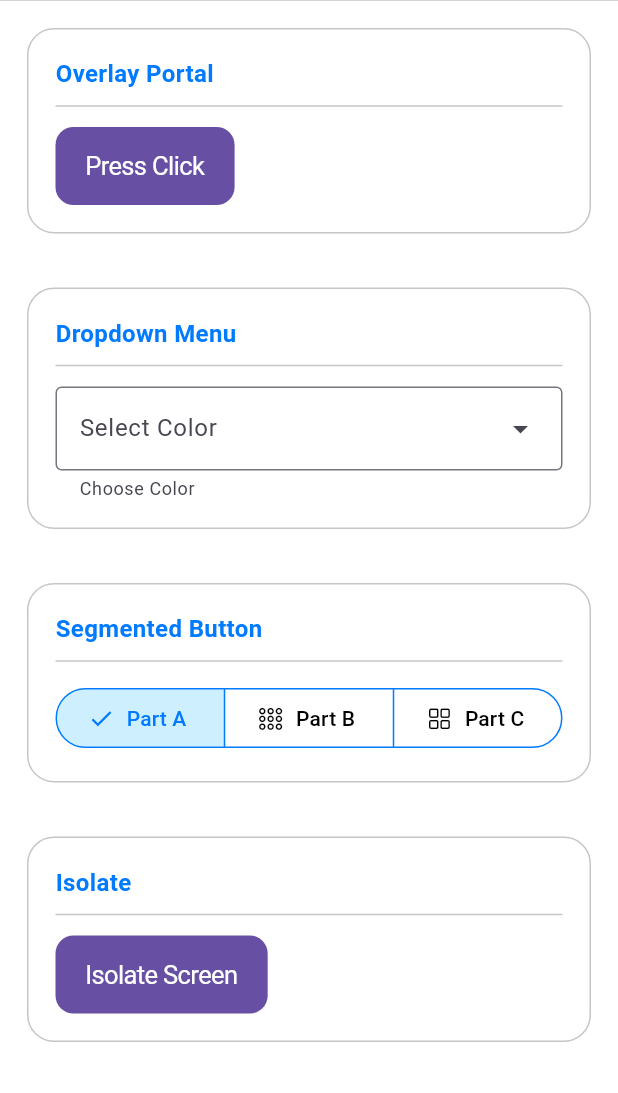
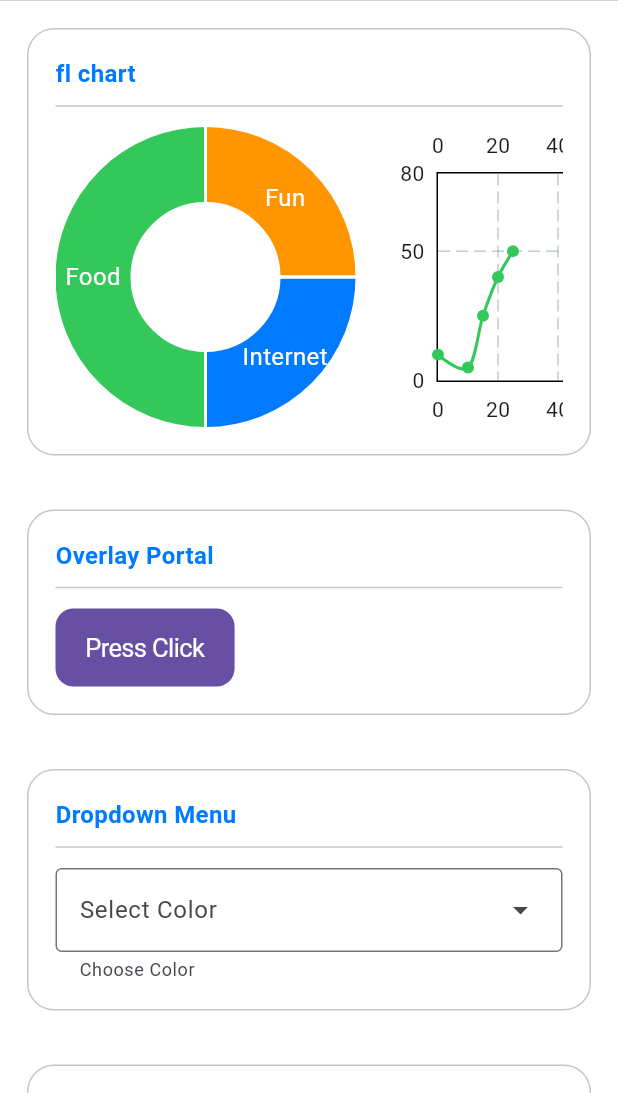
Before and after one commit to darshanpatellr/widget_of_week, a Flutter app: the screen it shows after launch, on a phone screen of 412 x 824 dp, the part 143-1236 px from its top. Run offline on Flutter 3.47's test engine with Material 3 defaults, Android fonts, the phone set to English and light mode, and no system bars; drawn by our look-alikes of fl_chart; our stand-ins replace video_player.

Commit message:
feat: Add FL Chart example
This commit introduces an example of the `fl_chart` library to demonstrate its usage for creating charts.

- Adds the `fl_chart` dependency to `pubspec.yaml`.
- Implements a new `_flChart` method in `main.dart` to create and display a `PieChart` and a `LineChart`.
- The charts are placed within a horizontally scrollable view on the main screen.
- Integrates the new chart widget into the `SliverList` of the `HomeScreen`.

```diff
--- a/lib/main.dart
+++ b/lib/main.dart
@@ -1,6 +1,7 @@
 import 'package:block_demo/screens/isolate_screen.dart';
 import 'package:block_demo/screens/video_player_screen.dart';
 import 'package:block_demo/widget/hero_layout_card.dart';
+import 'package:fl_chart/fl_chart.dart';
 import 'package:flutter/cupertino.dart' hide ImageInfo;
 import 'package:flutter/material.dart' hide ImageInfo;
 
@@ -67,6 +68,7 @@ class _HomeScreenState extends State<HomeScreen>
             CupertinoSliverNavigationBar(largeTitle: Text("Cupertino")),
             SliverList(
               delegate: SliverChildListDelegate([
+                _flChart(),
                 _overlayPortal(),
                 _dropdownMenu(),
                 _segmentedButton(),
@@ -84,6 +86,76 @@ class _HomeScreenState extends State<HomeScreen>
                 _cupertinoRadio(),
                 SizedBox(height: 56),
               ]),
+            ),
+          ],
+        ),
+      ),
+    );
+  }
+
+  /// ---------- fl_chart ---------- ///
+
+  Widget _flChart() {
+    return ReusableContainer(
+      title: "fl chart",
+      widget: SingleChildScrollView(
+        scrollDirection: Axis.horizontal,
+        child: Row(
+          children: [
+            SizedBox(
+              height: 200,
+              width: 200,
+              child: PieChart(
+                PieChartData(
+                  sections: [
+                    PieChartSectionData(
+                      value: 10,
+                      title: "Internet",
+                      titleStyle: TextStyle(fontSize: 16, color: Colors.white),
+                      showTitle: true,
+                      radius: 50,
+                      color: CupertinoColors.activeBlue
+                    ),
+                    PieChartSectionData(
+                        value: 20,
+                        title: "Food",
+                        titleStyle: TextStyle(fontSize: 16, color: Colors.white),
+                        showTitle: true,
+                        radius: 50,
+                        color: CupertinoColors.activeGreen
+                    ),
+                    PieChartSectionData(
+                        value: 10,
+                        title: "Fun",
+                        titleStyle: TextStyle(fontSize: 16, color: Colors.white),
+                        showTitle: true,
+                        radius: 50,
+                        color: CupertinoColors.activeOrange
+                    )
+                  ]
+                )
+              ),
+            ),
+            SizedBox(width: 10,),
+            SizedBox(
+              height: 200,
+              width: 250,
+              child: LineChart(
+                LineChartData(
+                  minY: 0,
+                  maxX: 80,
+                  minX: 0,
+                  maxY: 80,
+                  lineBarsData: [
+                    LineChartBarData(
+                      spots: [FlSpot(0,10),FlSpot(10,5),FlSpot(15,25),FlSpot(20,40),FlSpot(25,50)],
+                      color: CupertinoColors.activeGreen,
+                      barWidth: 2,
+                      isCurved: true
+                    )
+                  ]
+                )
+              ),
             ),
           ],
         ),
--- a/pubspec.yaml
+++ b/pubspec.yaml
@@ -36,6 +36,7 @@ dependencies:
   cupertino_icons: ^1.0.8
   flutter_bloc: ^9.1.1
   video_player: ^2.10.0
+  fl_chart: ^1.1.1
 
 dev_dependencies:
   flutter_test:
```
Also changed, not shown: pubspec.lock.
